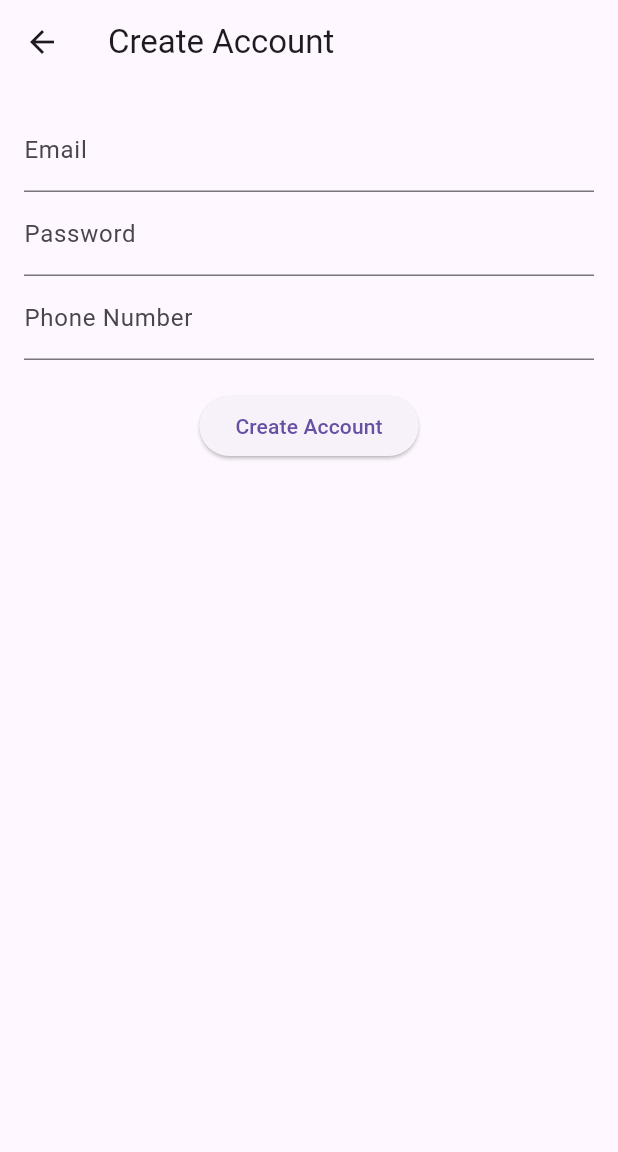
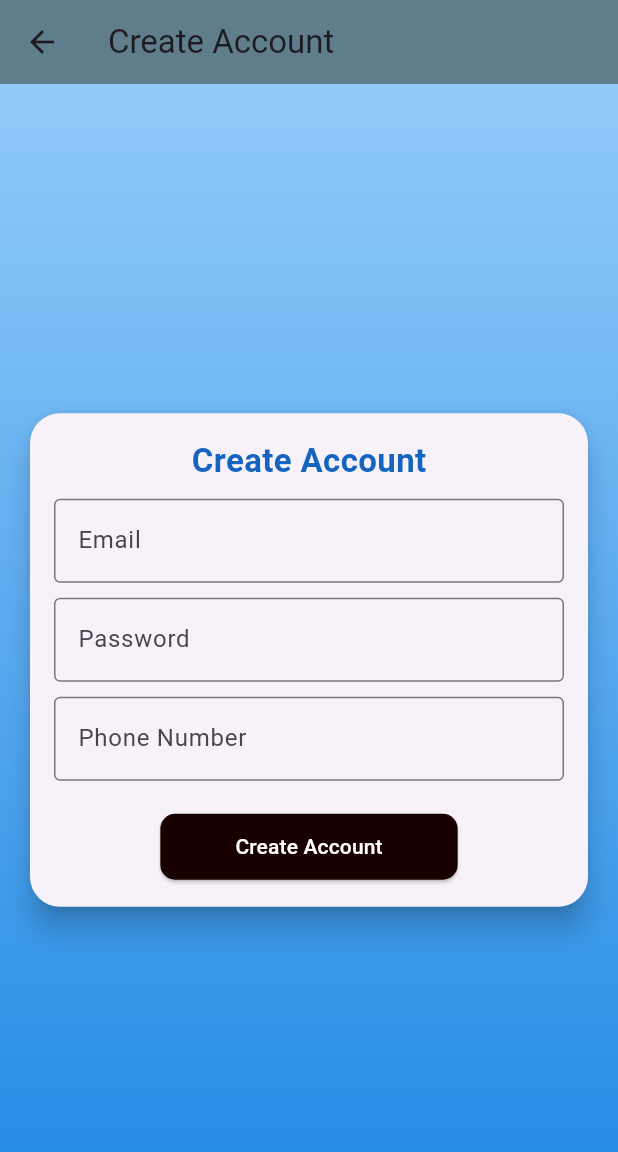
Before and after one commit to hrd-24/firebase, a Flutter app: the screen it shows after launch, after a tap on "Create Account", on a phone screen of 412 x 824 dp. Shown: the top 1152 px of the screen. Run offline on Flutter 3.47's test engine with Material 3 defaults, Android fonts, the phone set to English and light mode, and no system bars; our stand-ins replace cloud_firestore, firebase_auth, firebase_core, fluttertoast, google_sign_in; accounts and stored records are empty.

Commit message:
OTW APK ABSEN

```diff
--- a/lib/create/create_login.dart
+++ b/lib/create/create_login.dart
@@ -31,10 +31,8 @@ class _CreateAccountPageState extends State<CreateAccountPage> {
     }
 
     try {
-      UserCredential userCredential = await _auth.createUserWithEmailAndPassword(
-        email: email,
-        password: password,
-      );
+      UserCredential userCredential = await _auth
+          .createUserWithEmailAndPassword(email: email, password: password);
 
       Navigator.pop(context, {
         'username': email,
@@ -52,7 +50,8 @@ class _CreateAccountPageState extends State<CreateAccountPage> {
   void _showErrorDialog(String message) {
     showDialog(
       context: context,
-      builder: (context) => AlertDialog(
+      builder:
+          (context) => AlertDialog(
             title: Text("Error"),
             content: Text(message),
             actions: [
@@ -68,7 +67,8 @@ class _CreateAccountPageState extends State<CreateAccountPage> {
   void _showSuccessDialog() {
     showDialog(
       context: context,
-      builder: (context) => AlertDialog(
+      builder:
+          (context) => AlertDialog(
             title: Text("Success"),
             content: Text("Account created successfully!"),
             actions: [
@@ -83,34 +83,104 @@ class _CreateAccountPageState extends State<CreateAccountPage> {
 
   @override
   Widget build(BuildContext context) {
-    return Scaffold(
-      appBar: AppBar(title: Text('Create Account')),
-      body: Padding(
+    return SafeArea(
+      child: Scaffold(
+        resizeToAvoidBottomInset: false,
+        appBar: AppBar(
+          title: const Text('Create Account'),
+          leading: IconButton(
+            icon: const Icon(Icons.arrow_back),
+            onPressed: () {
+              Navigator.pop(context);
+            },
+          ),
+          backgroundColor: Colors.blueGrey,
+        ),
+        body: Stack(
+          children: [
+            Container(
+              decoration: BoxDecoration(
+                gradient: LinearGradient(
+                  begin: Alignment.topCenter,
+                  end: Alignment.bottomCenter,
+                  colors: [Colors.blue.shade200, Colors.blue.shade600],
+                ),
+              ),
+            ),
+            Center(
+              child: Card(
+                margin: EdgeInsets.symmetric(horizontal: 20, vertical: 100),
+                shape: RoundedRectangleBorder(
+                  borderRadius: BorderRadius.circular(20),
+                ),
+                elevation: 8,
+                child: Padding(
                   padding: const EdgeInsets.all(16.0),
                   child: Column(
+                    mainAxisSize: MainAxisSize.min,
                     children: <Widget>[
+                      Text(
+                        'Create Account',
+                        style: TextStyle(
+                          fontSize: 22,
+                          fontWeight: FontWeight.bold,
+                          color: Colors.blue.shade800,
+                        ),
+                      ),
+                      SizedBox(height: 10),
                       TextField(
                         controller: _usernameController,
-              decoration: InputDecoration(labelText: 'Email'),
+                        decoration: InputDecoration(
+                          labelText: 'Email',
+                          border: OutlineInputBorder(),
                         ),
+                      ),
+                      SizedBox(height: 10),
                       TextField(
                         controller: _passwordController,
-              decoration: InputDecoration(labelText: 'Password'),
+                        decoration: InputDecoration(
+                          labelText: 'Password',
+                          border: OutlineInputBorder(),
+                        ),
                         obscureText: true,
                       ),
+                      SizedBox(height: 10),
                       TextField(
                         controller: _phoneNumberController,
-              decoration: InputDecoration(labelText: 'Phone Number'),
+                        decoration: InputDecoration(
+                          labelText: 'Phone Number',
+                          border: OutlineInputBorder(),
+                        ),
                         keyboardType: TextInputType.phone,
                         inputFormatters: [
-                FilteringTextInputFormatter.digitsOnly, // Hanya angka
-                LengthLimitingTextInputFormatter(15), // Maksimal 15 digit
+                          FilteringTextInputFormatter.digitsOnly,
+                          LengthLimitingTextInputFormatter(15),
                         ],
                       ),
                       SizedBox(height: 20),
                       ElevatedButton(
                         onPressed: _createAccount,
-              child: Text('Create Account'),
+                        style: ElevatedButton.styleFrom(
+                          backgroundColor: const Color.fromARGB(255, 24, 0, 0),
+                          padding: EdgeInsets.symmetric(
+                            horizontal: 50,
+                            vertical: 12,
+                          ),
+                          shape: RoundedRectangleBorder(
+                            borderRadius: BorderRadius.circular(10),
+                          ),
+                        ),
+                        child: Text(
+                          'Create Account',
+                          style: TextStyle(
+                            color: const Color.fromARGB(255, 255, 255, 255),
+                          ),
+                        ),
+                      ),
+                    ],
+                  ),
+                ),
+              ),
             ),
           ],
         ),
--- /dev/null
+++ b/lib/endpoint/reusable_users.dart
@@ -0,0 +1,3 @@
+class NewUser {
+ static const String hrdusers = 'hrdusers';
+}
--- a/lib/main.dart
+++ b/lib/main.dart
@@ -3,6 +3,7 @@ import 'package:flutter/services.dart';
 import 'package:firebase_core/firebase_core.dart';
 import 'package:firebase_auth/firebase_auth.dart';
 import 'package:google_sign_in/google_sign_in.dart';
+import 'package:provider/provider.dart';
 import 'package:testing/create/create_login.dart';
 import 'package:testing/home/home.dart';
 import 'package:testing/reusable/function.dart';
@@ -10,7 +11,15 @@ import 'package:testing/reusable/function.dart';
 void main() async {
   WidgetsFlutterBinding.ensureInitialized();
   await Firebase.initializeApp();
-  runApp(MyApp());
+
+  runApp(
+    MultiProvider(
+      providers: [
+        ChangeNotifierProvider(create: (context) => UserProvider()),
+      ],
+      child: MyApp(),
+    ),
+  );
 }
 
 class MyApp extends StatelessWidget {
--- a/pubspec.yaml
+++ b/pubspec.yaml
@@ -39,6 +39,8 @@ dependencies:
   fluttertoast: ^8.2.4
   google_sign_in: ^6.1.5
   cloud_firestore: ^5.6.5
+  provider: ^6.1.2
+
 
 
 dev_dependencies:
```
Also changed, not shown: lib/daftar/daftar_kontak.dart (added, +141 -0 lines), lib/details/account.dart (added, +19 -0 lines), lib/home/home.dart (+133 -72 lines), firebase.json, lib/firebase_options.dart, pubspec.lock, 1 other file. Lines whose indentation alone changed are shown as unchanged.
